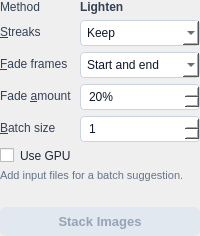
Before: the Qt Designer form src/startrails/ui/step_stack_images.ui in gkyle/startrails, drawn with Qt 5.
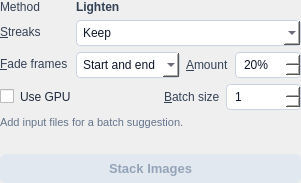
After: the same form once the commit is applied.

Commit message: Compact settings layout in Detect Streaks and Stack Images cards

What changed in the file:
```diff
--- a/src/startrails/ui/step_stack_images.ui
+++ b/src/startrails/ui/step_stack_images.ui
@@ -132,6 +132,11 @@
       </widget>
      </item>
      <item row="2" column="1">
+      <layout class="QHBoxLayout" name="fadeRow">
+       <property name="spacing">
+        <number>6</number>
+       </property>
+       <item>
       <widget class="QComboBox" name="fade">
        <property name="currentIndex">
         <number>3</number>
@@ -158,17 +163,20 @@
        </item>
       </widget>
      </item>
-     <item row="3" column="0">
+       <item>
       <widget class="QLabel" name="amountLabel">
        <property name="text">
-        <string>Fade &amp;amount</string>
+          <string>&amp;Amount</string>
+         </property>
+         <property name="toolTip">
+          <string>Fade amount</string>
        </property>
        <property name="buddy">
         <cstring>fadeAmount</cstring>
        </property>
       </widget>
      </item>
-     <item row="3" column="1">
+       <item>
       <widget class="QSpinBox" name="fadeAmount">
        <property name="suffix">
         <string>%</string>
@@ -181,7 +189,36 @@
        </property>
       </widget>
      </item>
-     <item row="4" column="0">
+      </layout>
+     </item>
+    </layout>
+   </item>
+   <item>
+    <layout class="QHBoxLayout" name="gpuBatchRow">
+     <property name="spacing">
+      <number>6</number>
+     </property>
+     <item>
+      <widget class="QCheckBox" name="useGPU">
+       <property name="text">
+        <string>Use GPU</string>
+       </property>
+      </widget>
+     </item>
+     <item>
+      <spacer name="gpuBatchSpacer">
+       <property name="orientation">
+        <enum>Qt::Horizontal</enum>
+       </property>
+       <property name="sizeHint" stdset="0">
+        <size>
+         <width>20</width>
+         <height>0</height>
+        </size>
+       </property>
+      </spacer>
+     </item>
+     <item>
       <widget class="QLabel" name="batchLabel">
        <property name="text">
         <string>&amp;Batch size</string>
@@ -191,7 +228,7 @@
        </property>
       </widget>
      </item>
-     <item row="4" column="1">
+     <item>
       <widget class="QSpinBox" name="batchSize">
        <property name="minimum">
         <number>1</number>
@@ -206,13 +243,6 @@
      </item>
     </layout>
    </item>
-   <item>
-    <widget class="QCheckBox" name="useGPU">
-     <property name="text">
-      <string>Use GPU</string>
-     </property>
-    </widget>
-   </item>
    <item>
     <widget class="QLabel" name="memory">
      <property name="text">
```
Lines whose indentation alone changed are shown as unchanged. The commit also changes 3 other files.
